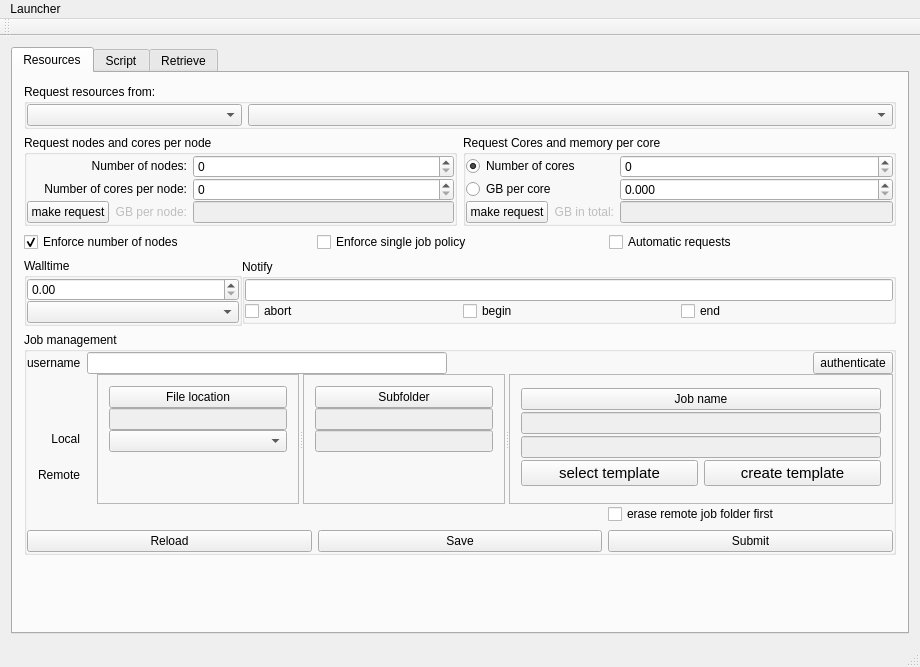
The window that Launcher/mainwindow.ui (hpcuantwerpen/Launcher) describes before a commit, drawn with Qt 5.
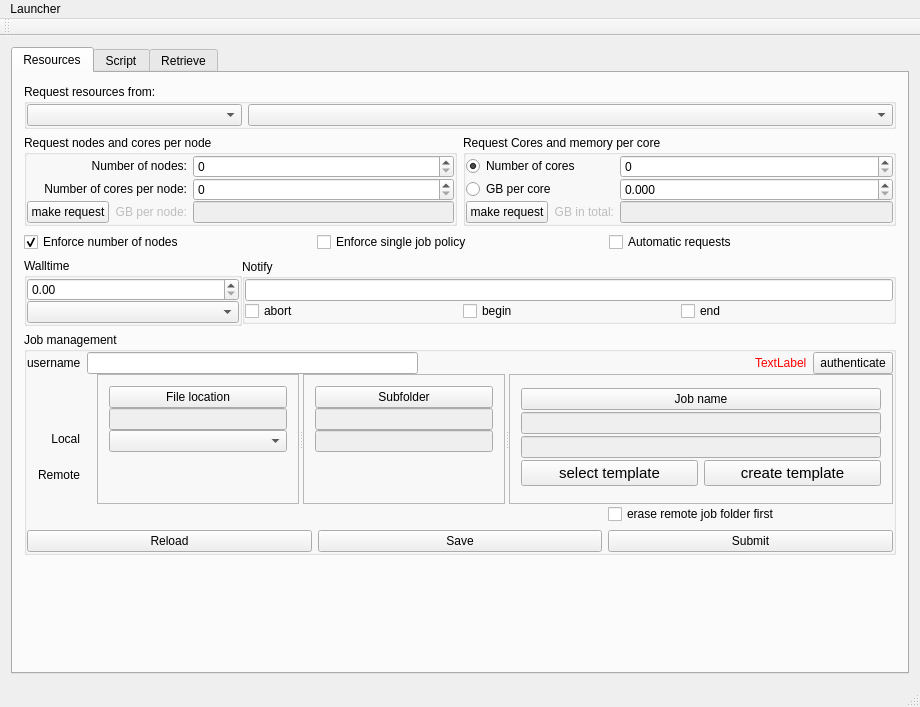
The same window after the commit.

Commit message: session management and improved authentication, no user input before Launcher MainWindow appears.

Diff of the .ui file:
```diff
--- a/Launcher/mainwindow.ui
+++ b/Launcher/mainwindow.ui
@@ -7,7 +7,7 @@
     <x>0</x>
     <y>0</y>
     <width>920</width>
-    <height>667</height>
+    <height>707</height>
    </rect>
   </property>
   <property name="sizePolicy">
@@ -541,6 +541,50 @@
                </property>
               </spacer>
              </item>
+             <item>
+              <widget class="QLabel" name="wOffline">
+               <property name="palette">
+                <palette>
+                 <active>
+                  <colorrole role="WindowText">
+                   <brush brushstyle="SolidPattern">
+                    <color alpha="255">
+                     <red>255</red>
+                     <green>0</green>
+                     <blue>0</blue>
+                    </color>
+                   </brush>
+                  </colorrole>
+                 </active>
+                 <inactive>
+                  <colorrole role="WindowText">
+                   <brush brushstyle="SolidPattern">
+                    <color alpha="255">
+                     <red>255</red>
+                     <green>0</green>
+                     <blue>0</blue>
+                    </color>
+                   </brush>
+                  </colorrole>
+                 </inactive>
+                 <disabled>
+                  <colorrole role="WindowText">
+                   <brush brushstyle="SolidPattern">
+                    <color alpha="255">
+                     <red>127</red>
+                     <green>127</green>
+                     <blue>127</blue>
+                    </color>
+                   </brush>
+                  </colorrole>
+                 </disabled>
+                </palette>
+               </property>
+               <property name="text">
+                <string>TextLabel</string>
+               </property>
+              </widget>
+             </item>
              <item>
               <widget class="QPushButton" name="wAuthenticate">
                <property name="text">
```
Left out of the diff: 2 changed lines with no effect on the pictures. The commit also changes 4 other files.
